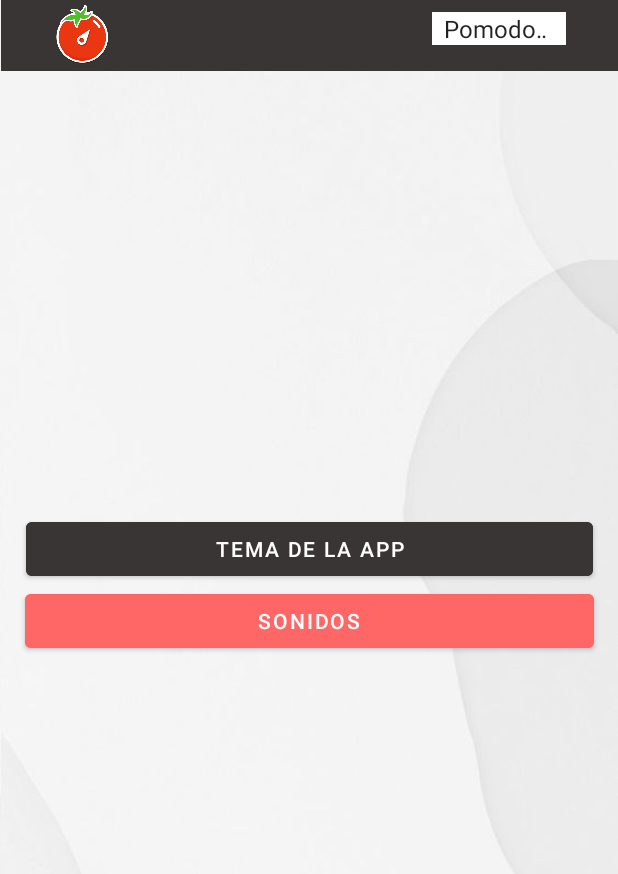
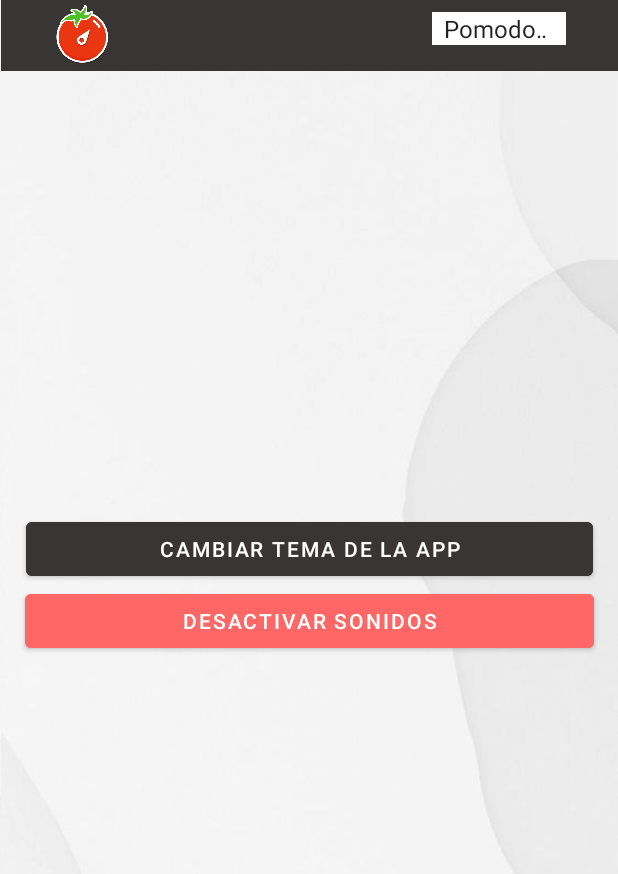
Before and after one commit to SaytoonSummer/TimeSlice, an Android app: the fragment OptionFragment placed in its activity, on a phone screen of 412 x 824 dp. Shown: the top 874 px of the screen. Run offline under Robolectric (Android 15) with nearby library versions, the phone set to English and light mode, and no system bars; our stand-ins replace Firebase (no records; nobody signed in at launch, a user with empty details on screens opened directly).

Commit message:
Arreglos relacionados a los sonidos

```diff
--- /dev/null
+++ b/app/src/main/java/com/example/pomodoro/AppSettings.java
@@ -0,0 +1,5 @@
+package com.example.pomodoro;
+
+public class AppSettings {
+    public static boolean soundEnabled = true;
+}
--- a/app/src/main/java/com/example/pomodoro/Options/OptionFragment.java
+++ b/app/src/main/java/com/example/pomodoro/Options/OptionFragment.java
@@ -1,12 +1,16 @@
 package com.example.pomodoro.Options;
 
+import android.content.SharedPreferences;
 import android.os.Bundle;
 
 import androidx.fragment.app.Fragment;
 
+import android.preference.PreferenceManager;
 import android.view.LayoutInflater;
 import android.view.View;
 import android.view.ViewGroup;
+import android.widget.Button;
+import android.widget.Toast;
 
 import com.example.pomodoro.R;
 
@@ -15,6 +19,28 @@ public class OptionFragment extends Fragment {
     @Override
     public View onCreateView(LayoutInflater inflater, ViewGroup container,
                              Bundle savedInstanceState) {
-        return inflater.inflate(R.layout.fragment_option, container, false);
+        View view = inflater.inflate(R.layout.fragment_option, container, false);
+
+        SharedPreferences preferences = PreferenceManager.getDefaultSharedPreferences(requireContext());
+        boolean soundEnabled = preferences.getBoolean("sound_preference", true);
+
+        Button changeThemeButton = view.findViewById(R.id.button10);
+        Button disableSoundButton = view.findViewById(R.id.button11);
+
+        changeThemeButton.setOnClickListener(v -> changeTheme());
+
+        disableSoundButton.setOnClickListener(v -> {
+            SharedPreferences.Editor editor = preferences.edit();
+            editor.putBoolean("sound_preference", !soundEnabled);
+            editor.apply();
+
+            String message = soundEnabled ? "Sonidos desactivados" : "Sonidos activados";
+            Toast.makeText(requireContext(), message, Toast.LENGTH_SHORT).show();
+        });
+
+        return view;
+    }
+
+    private void changeTheme() {
     }
 }
--- a/app/src/main/res/layout/fragment_option.xml
+++ b/app/src/main/res/layout/fragment_option.xml
@@ -28,7 +28,7 @@
             android:layout_width="378dp"
             android:layout_height="wrap_content"
             android:backgroundTint="#393535"
-            android:text="Tema de la App"
+            android:text="Cambiar Tema de la App"
             android:textColor="#FFFFFF" />
 
         <Button
@@ -36,7 +36,7 @@
             android:layout_width="379dp"
             android:layout_height="wrap_content"
             android:backgroundTint="#FF6666"
-            android:text="Sonidos"
+            android:text="Desactivar Sonidos"
             android:textColor="#FFFFFF" />
     </LinearLayout>
 </androidx.constraintlayout.widget.ConstraintLayout>
```
Also changed, not shown: app/src/main/java/com/example/pomodoro/Pomodoro/PomodoroFragment.java (+21 -9 lines), app/src/main/java/com/example/pomodoro/Task/ListSide/TaskListAdapter.java (+20 -1 lines), app/src/main/java/com/example/pomodoro/Task/TaskSide/TaskAdapter.java (+21 -4 lines), app/src/main/res/drawable/black.jpg (added).
